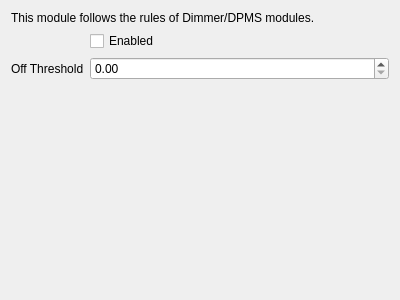
Before: the Qt Designer form src/gui/KeyboardTab.ui in nullobsi/clight-gui, drawn with Qt 5.
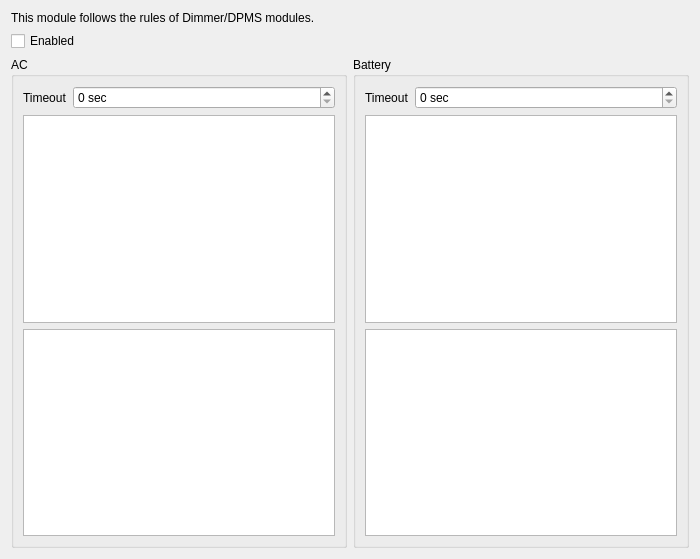
After: the same form once the commit is applied. Custom widgets are drawn as their Qt base class.

Commit message: Add configuration of Keyboard backlight points

The edit to the form file:
```diff
--- a/src/gui/KeyboardTab.ui
+++ b/src/gui/KeyboardTab.ui
@@ -6,15 +6,15 @@
    <rect>
     <x>0</x>
     <y>0</y>
-    <width>400</width>
-    <height>300</height>
+    <width>700</width>
+    <height>559</height>
    </rect>
   </property>
   <property name="windowTitle">
    <string>KeyboardTab</string>
   </property>
   <layout class="QGridLayout" name="gridLayout_2">
-   <item row="0" column="0">
+   <item row="0" column="0" colspan="2">
     <widget class="QLabel" name="label">
      <property name="sizePolicy">
       <sizepolicy hsizetype="Preferred" vsizetype="Maximum">
@@ -28,48 +28,105 @@
     </widget>
    </item>
    <item row="1" column="0">
-    <layout class="QFormLayout" name="formLayout">
-     <item row="0" column="0">
-      <widget class="QLabel" name="label_2">
-       <property name="text">
-        <string> </string>
-       </property>
-      </widget>
-     </item>
-     <item row="0" column="1">
       <widget class="QCheckBox" name="enableKb">
        <property name="text">
         <string>Enabled</string>
        </property>
       </widget>
      </item>
+   <item row="2" column="0">
+    <widget class="QGroupBox" name="groupBox">
+     <property name="title">
+      <string>AC</string>
+     </property>
+     <layout class="QGridLayout" name="gridLayout">
+      <item row="4" column="0">
+       <widget class="QListView" name="acPoints"/>
+      </item>
+      <item row="3" column="0">
+       <widget class="QChartView" name="acChart"/>
+      </item>
+      <item row="0" column="0">
+       <layout class="QFormLayout" name="formLayout_2">
+        <item row="0" column="0">
+         <widget class="QLabel" name="label_4">
+          <property name="text">
+           <string>Timeout</string>
+          </property>
+         </widget>
+        </item>
+        <item row="0" column="1">
+         <widget class="QSpinBox" name="acTimeout">
+          <property name="toolTip">
+           <string>Seconds until keyboard is dimmed.</string>
+          </property>
+          <property name="suffix">
+           <string> sec</string>
+          </property>
+          <property name="minimum">
+           <number>0</number>
+          </property>
+          <property name="maximum">
+           <number>10000</number>
+          </property>
+         </widget>
+        </item>
+       </layout>
+      </item>
+     </layout>
+    </widget>
+   </item>
+   <item row="2" column="1">
+    <widget class="QGroupBox" name="groupBox_2">
+     <property name="title">
+      <string>Battery</string>
+     </property>
+     <layout class="QGridLayout" name="gridLayout_3">
      <item row="1" column="0">
-      <widget class="QLabel" name="label_3">
-       <property name="toolTip">
-        <string>The ambient brightness above which the keyboard backlight should turn off.</string>
-       </property>
+       <layout class="QFormLayout" name="formLayout_3">
+        <item row="0" column="0">
+         <widget class="QLabel" name="label_5">
        <property name="text">
-        <string>Off Threshold</string>
+           <string>Timeout</string>
        </property>
       </widget>
      </item>
-     <item row="1" column="1">
-      <widget class="QDoubleSpinBox" name="offThresh">
+        <item row="0" column="1">
+         <widget class="QSpinBox" name="batTimeout">
+          <property name="toolTip">
+           <string>Seconds until keyboard is dimmed.</string>
+          </property>
        <property name="suffix">
-        <string/>
+           <string> sec</string>
+          </property>
+          <property name="minimum">
+           <number>0</number>
        </property>
        <property name="maximum">
-        <double>1.000000000000000</double>
-       </property>
-       <property name="singleStep">
-        <double>0.010000000000000</double>
-       </property>
+           <number>10000</number>
+          </property>
       </widget>
      </item>
     </layout>
    </item>
-  </layout>
- </widget>
+      <item row="5" column="0">
+       <widget class="QListView" name="batPoints"/>
+      </item>
+      <item row="4" column="0">
+       <widget class="QChartView" name="batChart"/>
+      </item>
+     </layout>
+    </widget>
+   </item>
+  </layout>
+ </widget>
+ <customwidgets>
+  <customwidget>
+   <class>QChartView</class>
+   <extends>QGraphicsView</extends>
+   <header>QtCharts</header>
+  </customwidget>
+ </customwidgets>
  <resources/>
  <connections/>
 </ui>
```
Lines whose indentation alone changed are shown as unchanged. The commit also changes 7 other files.
